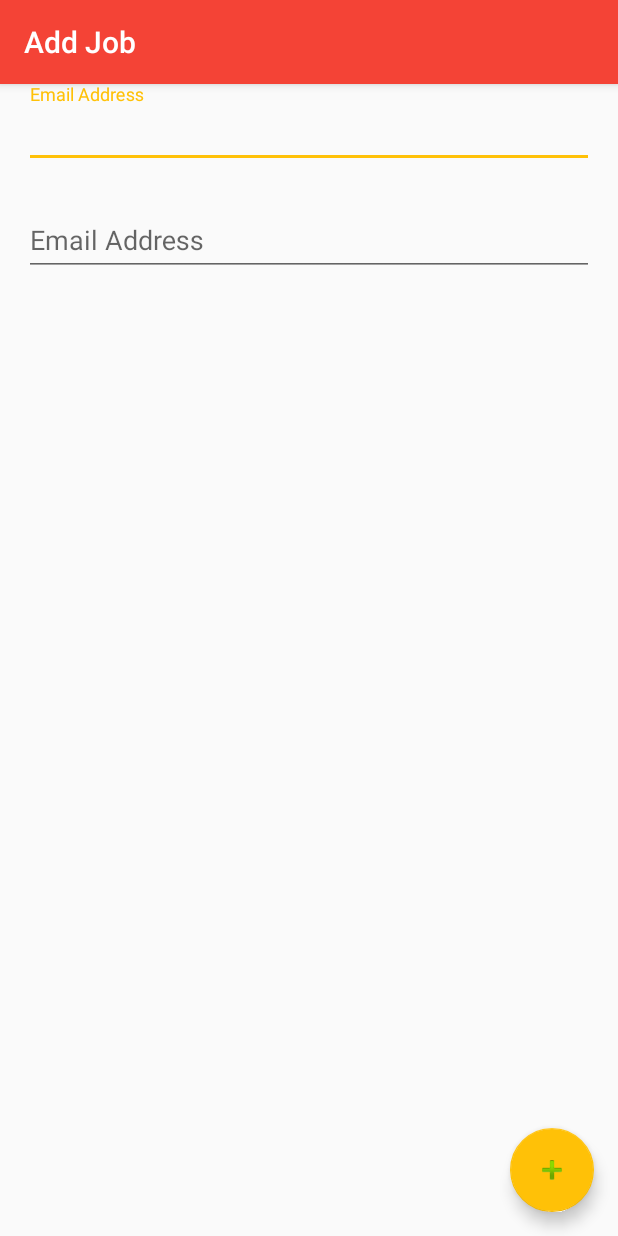
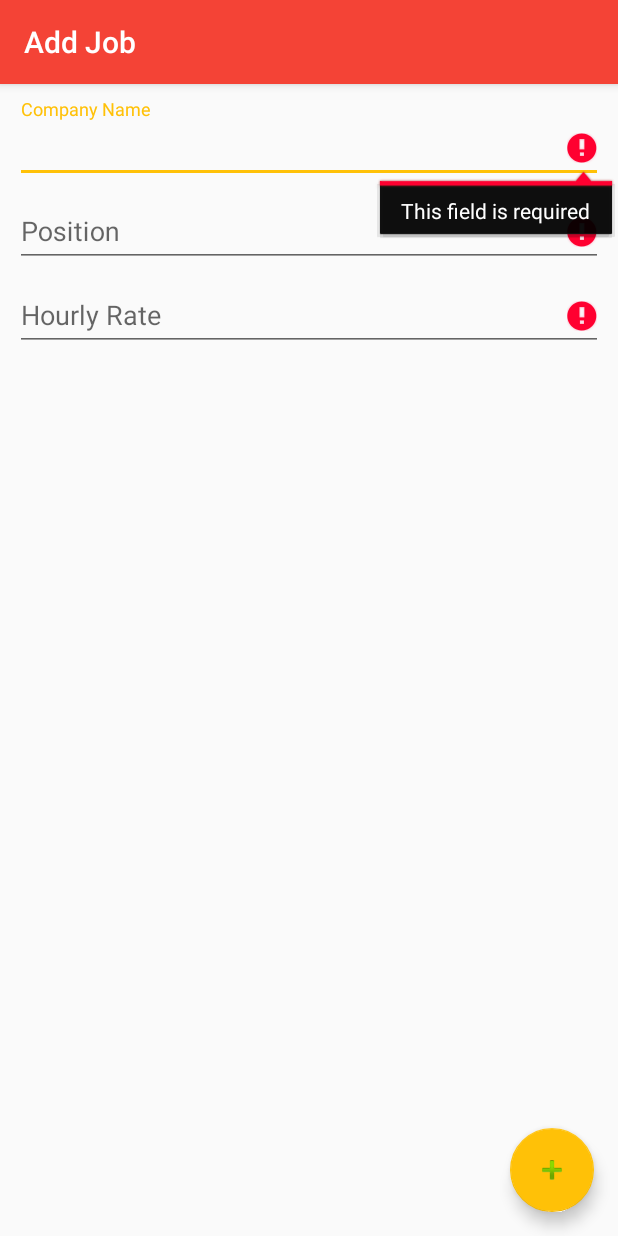
Before and after one commit to VickyPatel/ShiftManager, an Android app: the AddJob screen opened directly, with no data from a screen before it, after a tap on an icon or button, on a phone screen of 412 x 824 dp. Run offline under Robolectric (Android 15) with nearby library versions, the phone set to English and light mode, and no system bars.

Commit message:
EditText implemented and working

```diff
--- a/app/src/main/AndroidManifest.xml
+++ b/app/src/main/AndroidManifest.xml
@@ -8,8 +8,8 @@
         android:label="@string/app_name"
         android:theme="@style/AppTheme" >
         <activity
-            android:name=".JobsActivity"
-            android:label="@string/title_activity_jobs"
+            android:name=".Jobs"
+            android:label="@string/app_name"
             android:theme="@style/AppTheme.NoActionBar" >
             <intent-filter>
                 <action android:name="android.intent.action.MAIN" />
--- a/app/src/main/java/vickypatel/ca/shiftmanager/AddJob.java
+++ b/app/src/main/java/vickypatel/ca/shiftmanager/AddJob.java
@@ -3,13 +3,19 @@ package vickypatel.ca.shiftmanager;
 import android.content.Context;
 import android.content.Intent;
 import android.os.Bundle;
+import android.os.ParcelFormatException;
 import android.support.design.widget.FloatingActionButton;
 import android.support.design.widget.Snackbar;
 import android.support.v7.app.AppCompatActivity;
 import android.support.v7.widget.Toolbar;
 import android.view.View;
+import android.widget.EditText;
 
 public class AddJob extends AppCompatActivity {
+
+    public EditText companyNameEditText, positionEditText, hourlyRateEditText;
+    public String companyName, position;
+    public double hourlyRate;
 
     @Override
     protected void onCreate(Bundle savedInstanceState) {
@@ -19,11 +25,45 @@ public class AddJob extends AppCompatActivity {
         toolbar.setTitle("Add Job");
         setSupportActionBar(toolbar);
 
+        companyNameEditText = (EditText) findViewById(R.id.input_company_name);
+        positionEditText = (EditText) findViewById(R.id.input_position);
+        hourlyRateEditText = (EditText) findViewById(R.id.input_hourly_rate);
+
+
         FloatingActionButton fab = (FloatingActionButton) findViewById(R.id.fab);
         fab.setOnClickListener(new View.OnClickListener() {
             @Override
             public void onClick(View view) {
+                companyName = companyNameEditText.getText().toString();
+                position = positionEditText.getText().toString();
+                String tempHourlyRate = hourlyRateEditText.getText().toString();
+                boolean error = false;
 
+                if (companyName.equals("")) {
+                    error = true;
+                    companyNameEditText.setError("This field is required");
+                }
+                if (position.equals("")) {
+                    error = true;
+                    positionEditText.setError("This field is required");
+                }
+                if (tempHourlyRate.equals("")) {
+                    error = true;
+                    hourlyRateEditText.setError("This field is required");
+                }
+                try {
+                    hourlyRate = Float.parseFloat(tempHourlyRate);
+                }catch (Exception e){
+                    error = true;
+                    hourlyRateEditText.setError("Please Enter in number format");
+                }
+
+                if(!error){
+
+                }
+
+
+                System.out.println(companyName + " company name");
             }
         });
     }
--- /dev/null
+++ b/app/src/main/java/vickypatel/ca/shiftmanager/DatabaseAdapter.java
@@ -0,0 +1,7 @@
+package vickypatel.ca.shiftmanager;
+
+/**
+ * Created by VickyPatel on 2015-09-29.
+ */
+public class DatabaseAdapter {
+}
--- a/app/src/main/java/vickypatel/ca/shiftmanager/JobsActivity.java
+++ b/app/src/main/java/vickypatel/ca/shiftmanager/Jobs.java
@@ -10,7 +10,7 @@ import android.view.View;
 import android.view.Menu;
 import android.view.MenuItem;
 
-public class JobsActivity extends AppCompatActivity {
+public class Jobs extends AppCompatActivity {
 
     @Override
     protected void onCreate(Bundle savedInstanceState) {
--- a/app/src/main/res/layout/content_add_job.xml
+++ b/app/src/main/res/layout/content_add_job.xml
@@ -2,39 +2,67 @@
 <LinearLayout xmlns:android="http://schemas.android.com/apk/res/android"
     xmlns:app="http://schemas.android.com/apk/res-auto"
     xmlns:tools="http://schemas.android.com/tools"
-    android:orientation="vertical"
     android:layout_width="match_parent"
     android:layout_height="match_parent"
+    android:orientation="vertical"
     app:layout_behavior="@string/appbar_scrolling_view_behavior"
-    tools:context="vickypatel.ca.shiftmanager.AddJob"
-    tools:showIn="@layout/activity_add_job">
+    tools:context="vickypatel.ca.shiftmanager.AddJob">
 
     <android.support.design.widget.TextInputLayout
-        android:id="@+id/email_layout"
+        android:id="@+id/company_name_layout"
         android:layout_width="match_parent"
-        android:layout_height="wrap_content">
+        android:layout_height="wrap_content"
+        android:layout_marginTop="10dp"
+        android:paddingLeft="@dimen/edit_text_padding"
+        android:paddingRight="@dimen/edit_text_padding">
 
         <EditText
-            android:id="@+id/input_email"
+            android:id="@+id/input_company_name"
             android:layout_width="match_parent"
             android:layout_height="wrap_content"
-            android:layout_margin="16dp"
-            android:hint="Email Address" />
+
+            android:hint="Company Name" />
     </android.support.design.widget.TextInputLayout>
 
     <android.support.design.widget.TextInputLayout
-        android:id="@+id/pass_layout"
+        android:id="@+id/position_layout"
         android:layout_width="match_parent"
-        android:layout_height="wrap_content">
+        android:layout_height="wrap_content"
+        android:paddingLeft="@dimen/edit_text_padding"
+        android:paddingRight="@dimen/edit_text_padding">
 
         <EditText
-            android:id="@+id/input_password"
+            android:id="@+id/input_position"
             android:layout_width="match_parent"
             android:layout_height="wrap_content"
-            android:layout_margin="16dp"
-            android:hint="Email Address" />
+            android:hint="Position" />
     </android.support.design.widget.TextInputLayout>
 
+    <android.support.design.widget.TextInputLayout
+        android:id="@+id/hourly_rate_layout"
+        android:layout_width="match_parent"
+        android:layout_height="wrap_content"
+        android:paddingLeft="@dimen/edit_text_padding"
+        android:paddingRight="@dimen/edit_text_padding">
+
+        <EditText
+            android:id="@+id/input_hourly_rate"
+            android:layout_width="match_parent"
+            android:layout_height="wrap_content"
+            android:hint="Hourly Rate" />
+    </android.support.design.widget.TextInputLayout>
+
+    <!--<android.support.design.widget.TextInputLayout-->
+    <!--android:id="@+id/joining_date_layout"-->
+    <!--android:layout_width="match_parent"-->
+    <!--android:layout_height="wrap_content">-->
+
+    <!--<EditText-->
+    <!--android:id="@+id/input_joining_date"-->
+    <!--android:layout_width="match_parent"-->
+    <!--android:layout_height="wrap_content"-->
+    <!--android:hint="Joining Date" />-->
+    <!--</android.support.design.widget.TextInputLayout>-->
 
 
 </LinearLayout>
--- a/app/src/main/res/values/dimens.xml
+++ b/app/src/main/res/values/dimens.xml
@@ -4,4 +4,5 @@
     <dimen name="activity_vertical_margin">16dp</dimen>
     <dimen name="app_bar_height">180dp</dimen>
     <dimen name="fab_margin">16dp</dimen>
+    <dimen name="edit_text_padding">10dp</dimen>
 </resources>
```
